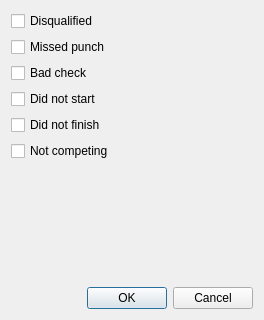
Qt form quickevent/app/quickevent/plugins/Runs/src/runflagsdialog.ui (Quick-Event/quickbox) before a commit.
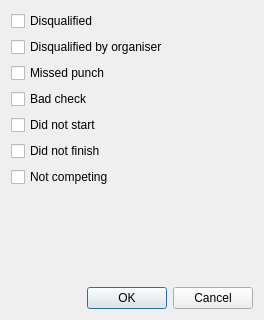
The same form after that commit.

Commit message: Add disqualified explicitly option to run flags #714

```diff
--- a/quickevent/app/quickevent/plugins/Runs/src/runflagsdialog.ui
+++ b/quickevent/app/quickevent/plugins/Runs/src/runflagsdialog.ui
@@ -21,6 +21,13 @@
      </property>
     </widget>
    </item>
+   <item>
+    <widget class="QCheckBox" name="cbxDisqualifiedByOrganizer">
+     <property name="text">
+      <string>Disqualified by organiser</string>
+     </property>
+    </widget>
+   </item>
    <item>
     <widget class="QCheckBox" name="cbxMisPunch">
      <property name="text">
```
The commit also changes 7 other files.
